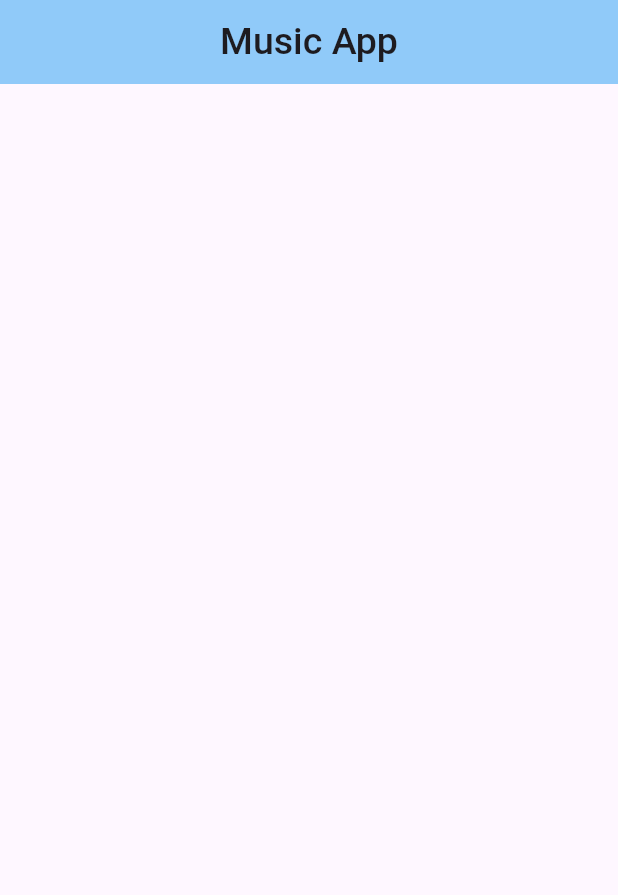
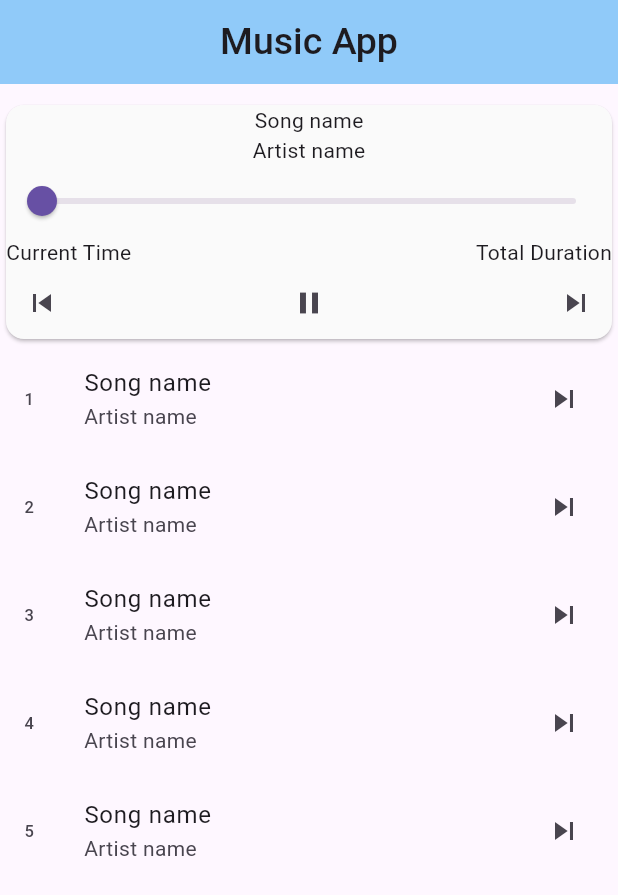
Before and after one commit to Shishir707/Music-App, a Flutter app: the screen it shows after launch, on a phone screen of 412 x 824 dp. Shown: the top 895 px of the screen. Run offline on Flutter 3.47's test engine with Material 3 defaults, Android fonts, the phone set to English and light mode, and no system bars.

Commit message:
make a simple UI for app

```diff
--- a/lib/music_app.dart
+++ b/lib/music_app.dart
@@ -19,6 +19,49 @@ class _MusicAppState extends State<MusicApp> {
         centerTitle: true,
         backgroundColor: Colors.blue.shade200,
       ),
+      body: Column(
+        children: [
+          SizedBox(height: 10),
+          Card(
+            color: Colors.grey[50],
+            child: Column(
+              children: [
+                Text("Song name"),
+                Text('Artist name'),
+                Slider(value: 0, onChanged: (value) {}),
+                Row(
+                  mainAxisAlignment: MainAxisAlignment.spaceBetween,
+                  children: [Text('Current Time'), Text("Total Duration")],
+                ),
+                Row(
+                  mainAxisAlignment: MainAxisAlignment.spaceBetween,
+                  children: [
+                    IconButton(
+                      onPressed: () {},
+                      icon: Icon(Icons.skip_previous),
+                    ),
+                    IconButton(onPressed: () {}, icon: Icon(Icons.pause)),
+                    IconButton(onPressed: () {}, icon: Icon(Icons.skip_next)),
+                  ],
+                ),
+              ],
+            ),
+          ),
+          Expanded(
+            child: ListView.builder(
+              itemCount: 5,
+              itemBuilder: (context, index) {
+                return ListTile(
+                  title: Text('Song name'),
+                  subtitle: Text('Artist name'),
+                  trailing: Icon(Icons.skip_next),
+                  leading: Text("${index + 1}"),
+                );
+              },
+            ),
+          ),
+        ],
+      ),
     );
   }
 }
```
